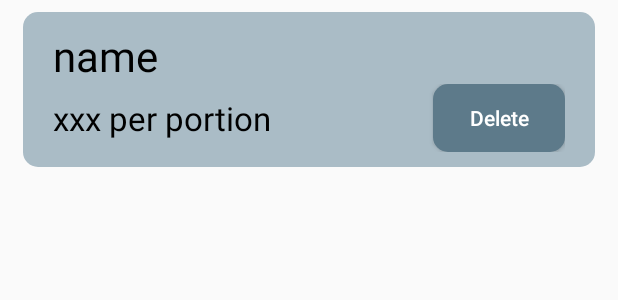
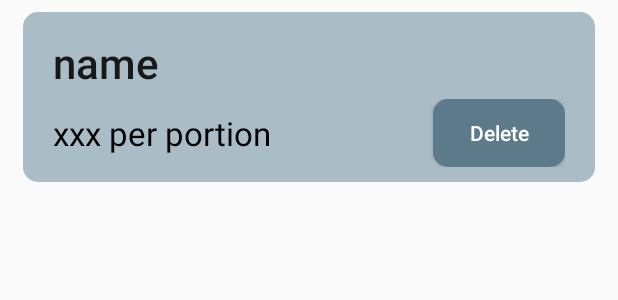
Before and after one commit to AlcirSaraiva/How_Many_Calories, an Android app: the layout saved_list.xml on its own in the app's theme, with its tools: preview values and no code run, on a phone screen of 412 x 824 dp. Shown: the top 300 px of the screen. Run offline under Robolectric (Android 15) with nearby library versions, the phone set to English and light mode, and no system bars.

```diff
--- a/app/src/main/res/layout/saved_list.xml
+++ b/app/src/main/res/layout/saved_list.xml
@@ -19,15 +19,18 @@
         android:paddingStart="20dp"
         android:paddingEnd="20dp">
 
-        <TextView
+        <Button
             android:id="@+id/saved_name"
             android:layout_width="match_parent"
             android:layout_height="wrap_content"
-            android:textColor="@color/black"
+            android:text="name"
+            android:background="@color/transparent"
+            android:textAllCaps="false"
             android:textSize="@dimen/name_size_answer_card"
             android:lines="1"
             android:ellipsize="end"
-            android:text="name"/>
+            android:textStyle="normal"
+            android:gravity="start|center_vertical"/>
 
         <LinearLayout
             android:layout_width="match_parent"
```
Also changed, not shown: app/src/main/java/com/awesome/howmanycalories/MainActivity.java (+31 -2 lines).
